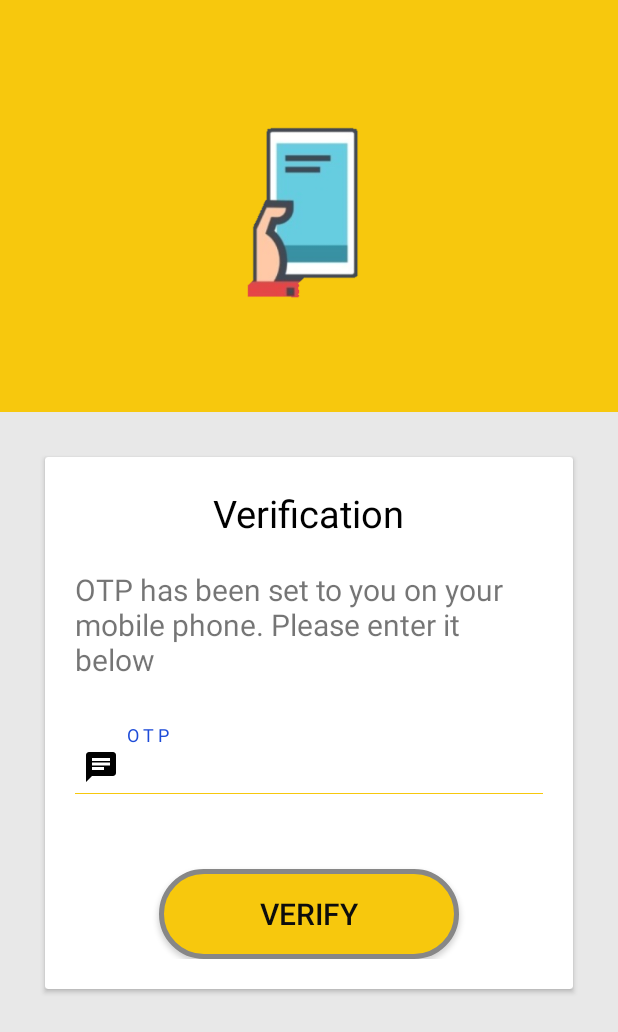
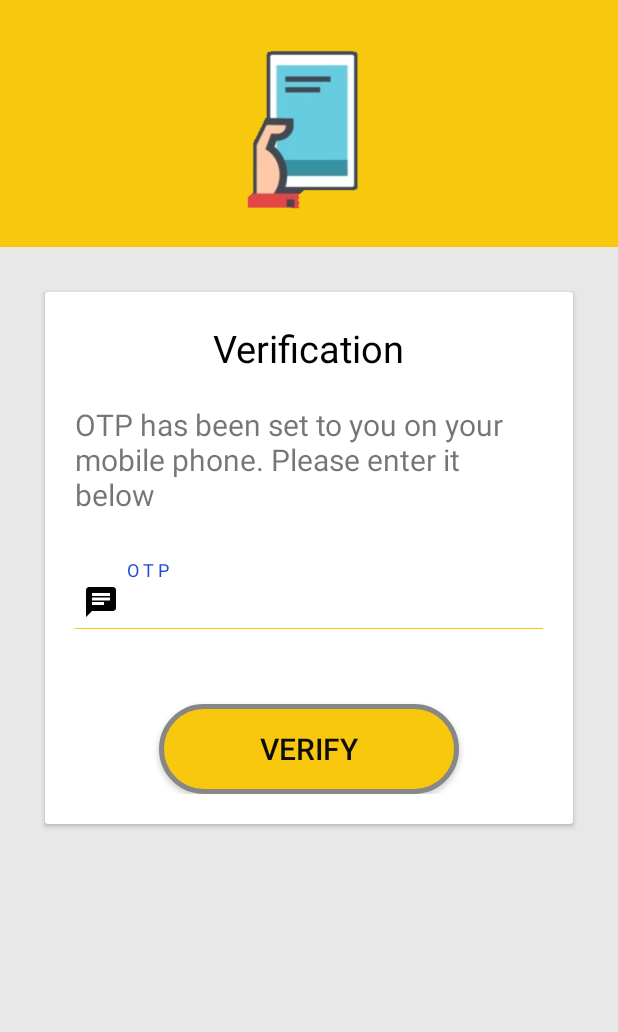
Before and after one commit to aaqadir/SmartLabour02, an Android app: the PverifyActivity screen opened directly, with no data from a screen before it, on a phone screen of 412 x 824 dp. Shown: the top 1032 px of the screen. Run offline under Robolectric (Android 15) with nearby library versions, the phone set to English and light mode, and no system bars; plain views replace OptRoundCardView.

Commit message:
pverify activity updated

```diff
--- a/app/src/main/res/layout/activity_pverify.xml
+++ b/app/src/main/res/layout/activity_pverify.xml
@@ -1,13 +1,17 @@
 <?xml version="1.0" encoding="utf-8"?>
+
 <LinearLayout
     xmlns:android="http://schemas.android.com/apk/res/android"
     xmlns:app="http://schemas.android.com/apk/res-auto"
     xmlns:tools="http://schemas.android.com/tools"
     android:layout_width="match_parent"
     android:orientation="vertical"
+    android:layout_gravity="center"
+    android:gravity="center"
     android:layout_height="match_parent"
     tools:context=".PverifyActivity"
     android:background="#e8e8e8"  >
+
 
     <LinearLayout
         android:id="@+id/upperLayout"
@@ -21,17 +25,26 @@
         <ImageView
             android:id="@+id/imageView3"
             android:layout_width="150dp"
-            android:layout_height="140dp"
-            android:background="@drawable/mobile" />
+            android:layout_height="130dp"
+            android:background="@drawable/mobile"
+            android:contentDescription="Verification" />
 
     </LinearLayout>
+
     <LinearLayout
         android:layout_width="match_parent"
         android:layout_height="0dp"
-        android:layout_weight="2">
-        <ScrollView xmlns:android="http://schemas.android.com/apk/res/android"
+        android:layout_gravity="center"
+        android:layout_weight="4">
+
+        <ScrollView
             android:layout_width="match_parent"
             android:layout_height="match_parent">
+            <RelativeLayout
+                android:layout_width="match_parent"
+                android:layout_height="wrap_content"
+                android:layout_gravity="top">
+
 
         <com.github.captain_miao.optroundcardview.OptRoundCardView
             android:layout_width="match_parent"
@@ -105,7 +118,10 @@
             </LinearLayout>
 
         </com.github.captain_miao.optroundcardview.OptRoundCardView>
+            </RelativeLayout>
         </ScrollView>
 
     </LinearLayout>
+
+
 </LinearLayout>
```
